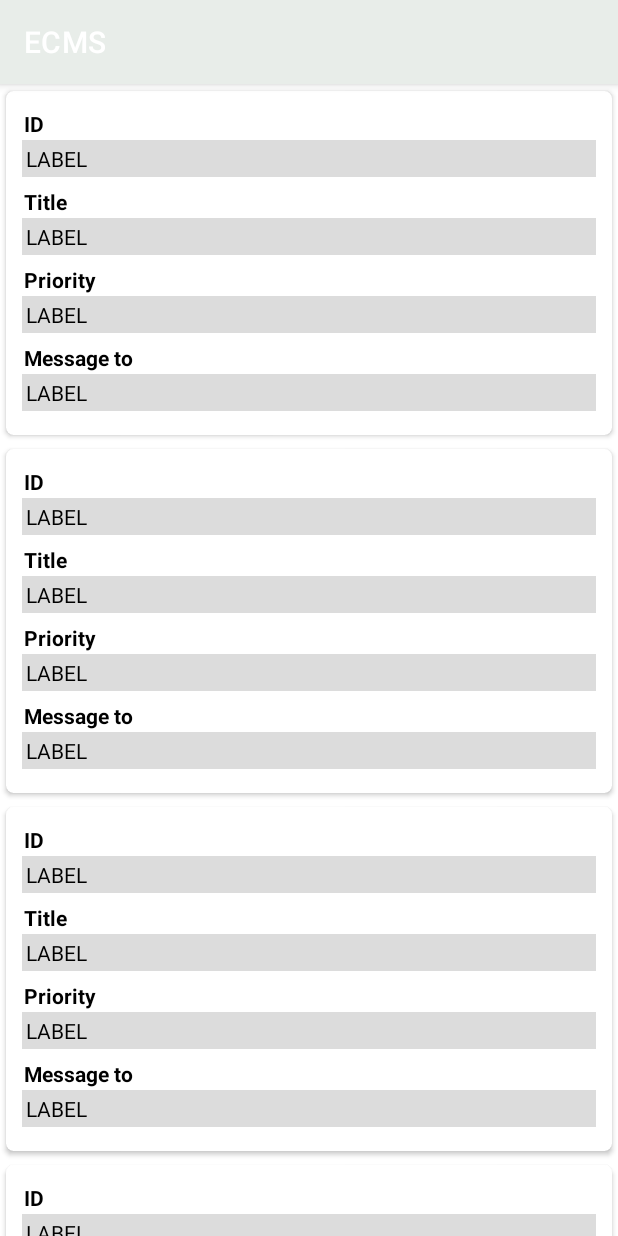
After one commit to saifsafwansunad/ECMS, an Android app: the AdminMessages screen opened directly, with no data from a screen before it, on a phone screen of 412 x 824 dp. The commit adds this screen. Run offline under Robolectric (Android 15) with nearby library versions, the phone set to English and light mode, and no system bars.

Commit message:
admin messages done

```diff
--- a/app/src/main/AndroidManifest.xml
+++ b/app/src/main/AndroidManifest.xml
@@ -15,6 +15,7 @@
         <activity android:name=".CorrespondenceDetailsActivity"></activity>
         <activity android:name=".ProfileActivity" />
         <activity android:name=".IncomingCorrespondenceActivity" />
+        <activity android:name=".AdminMessages"/>
         <activity android:name=".PublicActivity" />
         <activity
             android:name=".MainActivity"
--- /dev/null
+++ b/app/src/main/java/com/example/ecms/AdminMessages.java
@@ -0,0 +1,49 @@
+package com.example.ecms;
+
+import android.os.Bundle;
+
+import androidx.appcompat.app.AppCompatActivity;
+import androidx.recyclerview.widget.LinearLayoutManager;
+import androidx.recyclerview.widget.RecyclerView;
+
+import com.example.ecms.Models.Admin;
+
+import java.util.ArrayList;
+
+public class AdminMessages extends AppCompatActivity {
+    private RecyclerView recyclerView;
+    private AdminMessagesAdapter adapter;
+    private ArrayList<Admin> mahasiswaArrayList;
+
+
+
+    @Override
+    protected void onCreate(Bundle savedInstanceState) {
+        super.onCreate(savedInstanceState);
+        setContentView(R.layout.fragment_admin_message);
+
+        addData();
+
+        recyclerView = findViewById(R.id.recycler_view);
+
+        adapter = new AdminMessagesAdapter(mahasiswaArrayList);
+
+        RecyclerView.LayoutManager layoutManager = new LinearLayoutManager(AdminMessages.this);
+
+        recyclerView.setLayoutManager(layoutManager);
+
+        recyclerView.setAdapter(adapter);
+    }
+
+    void addData(){
+        mahasiswaArrayList = new ArrayList<>();
+        mahasiswaArrayList.add(new Admin("LABEL","LABEL","LABEL","LABEL"));
+        mahasiswaArrayList.add(new Admin("LABEL","LABEL","LABEL","LABEL"));
+        mahasiswaArrayList.add(new Admin("LABEL","LABEL","LABEL","LABEL"));
+        mahasiswaArrayList.add(new Admin("LABEL","LABEL","LABEL","LABEL"));
+        mahasiswaArrayList.add(new Admin("LABEL","LABEL","LABEL","LABEL"));
+        mahasiswaArrayList.add(new Admin("LABEL","LABEL","LABEL","LABEL"));
+
+    }
+
+}
--- /dev/null
+++ b/app/src/main/java/com/example/ecms/AdminMessagesAdapter.java
@@ -0,0 +1,54 @@
+package com.example.ecms;
+
+import android.view.LayoutInflater;
+import android.view.View;
+import android.view.ViewGroup;
+import android.widget.TextView;
+
+import androidx.recyclerview.widget.RecyclerView;
+
+import com.example.ecms.Models.Admin;
+
+import java.util.ArrayList;
+
+public class AdminMessagesAdapter extends RecyclerView.Adapter<AdminMessagesAdapter.MahasiswaViewHolder> {
+
+
+    private ArrayList<Admin> dataList;
+
+    public AdminMessagesAdapter(ArrayList<Admin> dataList) {
+        this.dataList = dataList;
+    }
+
+    @Override
+    public MahasiswaViewHolder onCreateViewHolder(ViewGroup parent, int viewType) {
+        LayoutInflater layoutInflater = LayoutInflater.from(parent.getContext());
+        View view = layoutInflater.inflate(R.layout.row_admin, parent, false);
+        return new MahasiswaViewHolder(view);
+    }
+
+    @Override
+    public void onBindViewHolder(MahasiswaViewHolder holder, int position) {
+        holder.txtNama.setText(dataList.get(position).getID());
+        holder.txtNpm.setText(dataList.get(position).getMessageto());
+        holder.txtNoHp.setText(dataList.get(position).getPriority());
+        holder.txtmessageto.setText(dataList.get(position).getMessageto());
+    }
+
+    @Override
+    public int getItemCount() {
+        return (dataList != null) ? dataList.size() : 0;
+    }
+
+    public class MahasiswaViewHolder extends RecyclerView.ViewHolder{
+        private TextView txtNama, txtNpm, txtNoHp,txtmessageto;
+
+        public MahasiswaViewHolder(View itemView) {
+            super(itemView);
+            txtNama = itemView.findViewById(R.id.id);
+            txtNpm = itemView.findViewById(R.id.title_label);
+            txtNoHp = itemView.findViewById(R.id.priority_label);
+            txtmessageto=itemView.findViewById(R.id.messageto_label);
+        }
+    }
+}
--- a/app/src/main/java/com/example/ecms/MainActivity.java
+++ b/app/src/main/java/com/example/ecms/MainActivity.java
@@ -348,10 +348,18 @@ View viewHeader;
 
                 if (childList.get(headerList.get(groupPosition)) != null) {
                     MenuModel model = childList.get(headerList.get(groupPosition)).get(childPosition);
-                    if (model.url.length() > 0) {
+                    if (model.url.length() >0) {
 //                        WebView webView = findViewById(R.id.webView);
 //                        webView.loadUrl(model.url);
-                        onBackPressed();
+                       // onBackPressed();
+
+
+                    }
+                    if(groupPosition == 7){
+                        if(childPosition==0){
+                            Intent intent=new Intent(MainActivity.this,AdminMessages.class);
+                            startActivity(intent);
+                        }
                     }
                 }
 
--- /dev/null
+++ b/app/src/main/java/com/example/ecms/Models/Admin.java
@@ -0,0 +1,52 @@
+package com.example.ecms.Models;
+
+public class Admin {
+
+    private String ID;
+
+    public String getID() {
+        return ID;
+    }
+
+    public Admin(String ID, String title, String priority, String messageto) {
+        this.ID = ID;
+        Title = title;
+        this.priority = priority;
+        this.messageto = messageto;
+    }
+
+    public void setID(String ID) {
+        this.ID = ID;
+    }
+
+    public String getTitle() {
+        return Title;
+    }
+
+    public void setTitle(String title) {
+        Title = title;
+    }
+
+    public String getPriority() {
+        return priority;
+    }
+
+    public void setPriority(String priority) {
+        this.priority = priority;
+    }
+
+    public String getMessageto() {
+        return messageto;
+    }
+
+    public void setMessageto(String messageto) {
+        this.messageto = messageto;
+    }
+
+    private String Title;
+    private String priority;
+    private String messageto;
+
+
+
+}
--- a/app/src/main/res/layout/fragment_admin_message.xml
+++ b/app/src/main/res/layout/fragment_admin_message.xml
@@ -1,19 +1,14 @@
 <?xml version="1.0" encoding="utf-8"?>
-<LinearLayout xmlns:android="http://schemas.android.com/apk/res/android"
+<RelativeLayout xmlns:android="http://schemas.android.com/apk/res/android"
     xmlns:tools="http://schemas.android.com/tools"
+    android:id="@+id/activity_main"
     android:layout_width="match_parent"
     android:layout_height="match_parent"
-    android:orientation="vertical"
-    tools:context=".Fragments.AdminMessageFragment">
-    <androidx.appcompat.widget.Toolbar
-        android:layout_width="match_parent"
-        android:layout_height="wrap_content"/>
+    tools:context=".AdminMessages">
 
-    <!-- TODO: Update blank fragment layout -->
-    <TextView
+    <androidx.recyclerview.widget.RecyclerView
         android:layout_width="match_parent"
         android:layout_height="match_parent"
-        android:layout_margin="10dp"
-        android:text="Admin messages will be Dislplayed here" />
+        android:id="@+id/recycler_view"/>
 
-</LinearLayout>
+</RelativeLayout>
--- /dev/null
+++ b/app/src/main/res/layout/row_admin.xml
@@ -0,0 +1,101 @@
+<?xml version="1.0" encoding="utf-8"?>
+
+<androidx.cardview.widget.CardView xmlns:android="http://schemas.android.com/apk/res/android"
+    xmlns:card_view="http://schemas.android.com/apk/res-auto"
+    android:layout_width="match_parent"
+    android:layout_height="wrap_content"
+    card_view:cardCornerRadius="5dp"
+    card_view:cardUseCompatPadding="true"
+    android:background="@drawable/profile_text_bg"
+    >
+
+    <LinearLayout xmlns:android="http://schemas.android.com/apk/res/android"
+        android:layout_width="match_parent"
+        android:layout_height="wrap_content"
+        android:layout_margin="5dp"
+        android:orientation="vertical"
+        android:padding="5dp">
+
+        <!-- TextView Nama Mahasiwa -->
+        <TextView
+            android:text="ID"
+            android:layout_width="match_parent"
+            android:layout_height="wrap_content"
+            android:textStyle="bold"
+            android:padding="1dp"
+            android:textColor="@color/colorBlack"/>
+
+        <!-- TextView Npm Mahasiswa -->
+        <TextView
+            android:text="LABEL 1"
+            android:id="@+id/id"
+            android:padding="2.5dp"
+            android:layout_width="match_parent"
+            android:layout_height="wrap_content"
+            android:background="@color/gray"
+            android:layout_marginBottom="5dp"
+            android:textColor="@color/colorBlack"/>
+
+        <TextView
+            android:text="Title"
+            android:id="@+id/title"
+            android:layout_width="match_parent"
+            android:layout_height="wrap_content"
+            android:textStyle="bold"
+            android:padding="1dp"
+            android:textColor="@color/colorBlack"
+            />
+
+        <!-- TextView Npm Mahasiswa -->
+        <TextView
+            android:text="LABEL 1"
+            android:id="@+id/title_label"
+            android:padding="2.5dp"
+            android:textColor="@color/colorBlack"
+            android:layout_width="match_parent"
+            android:layout_height="wrap_content"
+            android:background="@color/gray"
+            android:layout_marginBottom="5dp"/> <TextView
+        android:text="Priority"
+        android:id="@+id/priority"
+        android:layout_width="match_parent"
+        android:layout_height="wrap_content"
+        android:textStyle="bold"
+        android:textColor="@color/colorBlack"
+        android:padding="1dp"/>
+
+        <!-- TextView Npm Mahasiswa -->
+        <TextView
+            android:text="LABEL 1"
+            android:id="@+id/priority_label"
+            android:layout_width="match_parent"
+            android:layout_height="wrap_content"
+            android:padding="2.5dp"
+            android:textColor="@color/colorBlack"
+            android:background="@color/gray"
+            android:layout_marginBottom="5dp"/> <TextView
+        android:text="Message to"
+        android:id="@+id/messageto"
+        android:layout_width="match_parent"
+        android:layout_height="wrap_content"
+        android:textColor="@color/colorBlack"
+        android:textStyle="bold"
+        android:padding="1dp"/>
+
+        <!-- TextView Npm Mahasiswa -->
+        <TextView
+            android:text="LABEL 1"
+            android:id="@+id/messageto_label"
+            android:layout_width="match_parent"
+            android:textColor="@color/colorBlack"
+            android:layout_height="wrap_content"
+            android:background="@color/gray"
+            android:padding="2.5dp"
+
+            android:layout_marginBottom="5dp"/>
+
+
+
+    </LinearLayout>
+
+</androidx.cardview.widget.CardView>
--- a/app/src/main/res/values/colors.xml
+++ b/app/src/main/res/values/colors.xml
@@ -11,7 +11,7 @@
 <color name="blue">#3B94D4</color>
     <color name="colrgreen">#4cd964</color>
 <color name="transparent">#80FFFFFF</color>
-
+    <color name="gray">#dcdcdc</color>
 
 
 </resources>
```
